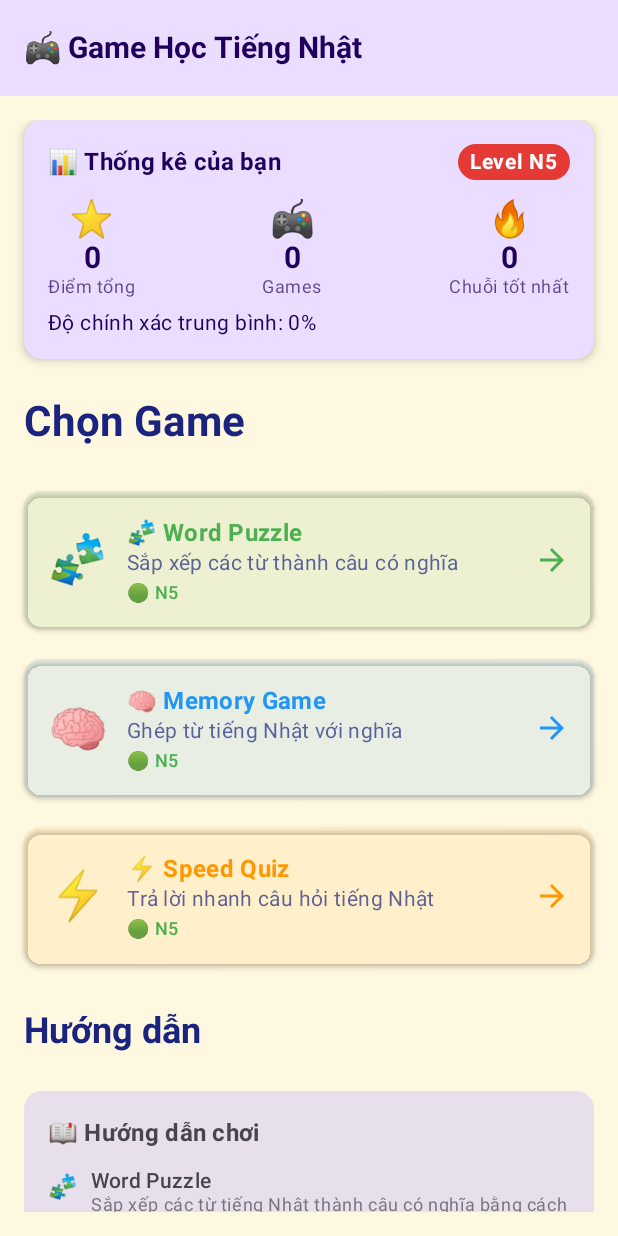
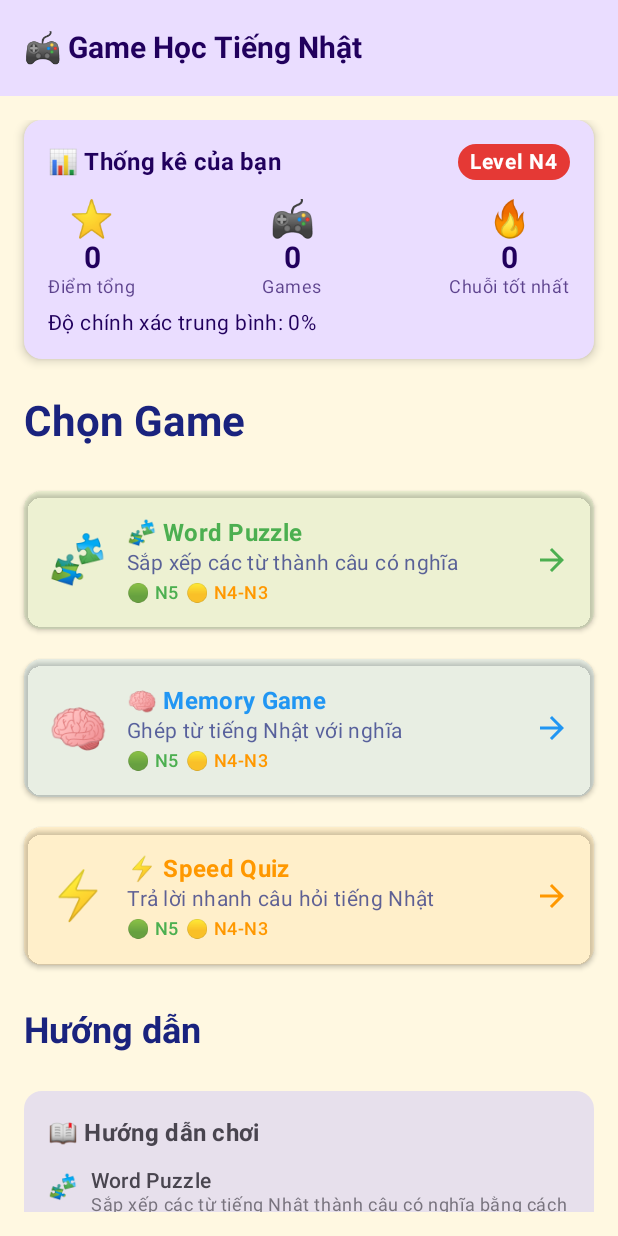
Before and after one commit to LeDat2011/androidApp, an Android app built with Jetpack Compose: the composable GameScreen shown on its own in the app's theme, on a phone screen of 412 x 824 dp. Run offline under Robolectric (Android 15) with nearby library versions, the light colour scheme and no system bars.

Commit message:
Fix Speed Quiz mini game: resolve click issues and navigation problems
- Fixed SpeedQuizComponent click functionality by replacing GlobalScope with LaunchedEffect
- Changed LazyColumn to Column for better click handling
- Improved clickable modifier usage for better touch response
- Fixed user level unlock system to allow Speed Quiz access
- Added Speed Quiz questions with EASY difficulty
- Changed default Speed Quiz difficulty from MEDIUM to EASY
- Updated UserLevelInfo to unlock N4 and N3 levels for better game access

```diff
--- a/app/src/main/java/com/example/composeapp/components/SpeedQuizComponent.kt
+++ b/app/src/main/java/com/example/composeapp/components/SpeedQuizComponent.kt
@@ -1,8 +1,7 @@
 package com.example.composeapp.components
 
+import androidx.compose.foundation.clickable
 import androidx.compose.foundation.layout.*
-import androidx.compose.foundation.lazy.LazyColumn
-import androidx.compose.foundation.lazy.items
 import androidx.compose.foundation.shape.RoundedCornerShape
 import androidx.compose.material3.*
 import androidx.compose.runtime.*
@@ -14,7 +13,6 @@ import androidx.compose.ui.text.style.TextAlign
 import androidx.compose.ui.unit.dp
 import androidx.compose.ui.unit.sp
 import com.example.composeapp.models.GameQuestion
-import kotlinx.coroutines.GlobalScope
 import kotlinx.coroutines.delay
 import kotlinx.coroutines.launch
 
@@ -33,6 +31,14 @@ fun SpeedQuizComponent(
         selectedAnswer = null
         isAnswered = false
         showResult = null
+    }
+
+    // Tự động chuyển câu hỏi sau khi trả lời
+    LaunchedEffect(isAnswered, showResult) {
+        if (isAnswered && showResult != null) {
+            delay(1500)
+            onAnswer(selectedAnswer ?: "")
+        }
     }
 
     Card(
@@ -76,10 +82,10 @@ fun SpeedQuizComponent(
             }
 
             // Các lựa chọn
-            LazyColumn(
+            Column(
                 verticalArrangement = Arrangement.spacedBy(8.dp)
             ) {
-                items(question.options) { option ->
+                question.options.forEach { option ->
                     SpeedQuizOption(
                         option = option,
                         isSelected = selectedAnswer == option,
@@ -92,12 +98,6 @@ fun SpeedQuizComponent(
                                 // Tự động xác nhận sau khi chọn
                                 isAnswered = true
                                 showResult = option == question.correctAnswer
-
-                                // Tự động chuyển câu sau 1.5 giây
-                                GlobalScope.launch {
-                                    delay(1500)
-                                    onAnswer(option)
-                                }
                             }
                         }
                     )
@@ -235,11 +235,17 @@ private fun SpeedQuizOption(
     }
 
     Card(
-        onClick = onClick,
         colors = CardDefaults.cardColors(containerColor = backgroundColor),
         modifier = Modifier
             .fillMaxWidth()
-            .height(60.dp),
+            .height(60.dp)
+            .then(
+                if (!isDisabled) {
+                    Modifier.clickable { onClick() }
+                } else {
+                    Modifier
+                }
+            ),
         shape = RoundedCornerShape(12.dp),
         elevation = CardDefaults.cardElevation(
             defaultElevation = if (isSelected) 8.dp else 2.dp
--- a/app/src/main/java/com/example/composeapp/screens/GameScreen.kt
+++ b/app/src/main/java/com/example/composeapp/screens/GameScreen.kt
@@ -295,7 +295,7 @@ private fun GameTypeSelection(
             color = Color(0xFFFF9800),
             userLevelInfo = userLevelInfo,
             gameType = GameType.SPEED_QUIZ,
-            onStart = { onStartGame(GameType.SPEED_QUIZ, GameDifficulty.MEDIUM) }
+            onStart = { onStartGame(GameType.SPEED_QUIZ, GameDifficulty.EASY) }
         )
     }
 }
--- a/app/src/main/java/com/example/composeapp/viewmodels/GameViewModel.kt
+++ b/app/src/main/java/com/example/composeapp/viewmodels/GameViewModel.kt
@@ -49,7 +49,13 @@ class GameViewModel : ViewModel() {
     val achievements: StateFlow<List<GameAchievement>> = _achievements.asStateFlow()
 
     // State cho thông tin level của user
-    private val _userLevelInfo = MutableStateFlow(UserLevelInfo(userId = "current_user"))
+    private val _userLevelInfo = MutableStateFlow(
+        UserLevelInfo(
+            userId = "current_user",
+            currentLevel = JLPTLevel.N4,
+            unlockedLevels = setOf(JLPTLevel.N5, JLPTLevel.N4, JLPTLevel.N3)
+        )
+    )
     val userLevelInfo: StateFlow<UserLevelInfo> = _userLevelInfo.asStateFlow()
 
     init {
@@ -151,6 +157,56 @@ class GameViewModel : ViewModel() {
                     japaneseText = "いえ",
                     correctAnswer = "house",
                     options = listOf("house", "car", "tree", "mountain"),
+                    explanation = "いえ có nghĩa là nhà",
+                    points = 15,
+                    timeLimit = 25
+                ),
+
+                // Speed Quiz - Easy
+                GameQuestion(
+                    id = "sq_easy_1",
+                    type = GameType.SPEED_QUIZ,
+                    difficulty = GameDifficulty.EASY,
+                    question = "Chọn nghĩa đúng của từ:",
+                    japaneseText = "こんにちは",
+                    correctAnswer = "Hello",
+                    options = listOf("Hello", "Goodbye", "Thank you", "Sorry"),
+                    explanation = "こんにちは là lời chào tiếng Nhật",
+                    points = 15,
+                    timeLimit = 25
+                ),
+                GameQuestion(
+                    id = "sq_easy_2",
+                    type = GameType.SPEED_QUIZ,
+                    difficulty = GameDifficulty.EASY,
+                    question = "Chọn từ đúng:",
+                    japaneseText = "____ です",
+                    correctAnswer = "わたし",
+                    options = listOf("わたし", "あなた", "かれ", "かのじょ"),
+                    explanation = "わたし có nghĩa là tôi",
+                    points = 15,
+                    timeLimit = 25
+                ),
+                GameQuestion(
+                    id = "sq_easy_3",
+                    type = GameType.SPEED_QUIZ,
+                    difficulty = GameDifficulty.EASY,
+                    question = "Chọn nghĩa đúng:",
+                    japaneseText = "ありがとう",
+                    correctAnswer = "Thank you",
+                    options = listOf("Thank you", "Please", "Sorry", "Excuse me"),
+                    explanation = "ありがとう có nghĩa là cảm ơn",
+                    points = 15,
+                    timeLimit = 25
+                ),
+                GameQuestion(
+                    id = "sq_easy_4",
+                    type = GameType.SPEED_QUIZ,
+                    difficulty = GameDifficulty.EASY,
+                    question = "Chọn từ đúng:",
+                    japaneseText = "いえ",
+                    correctAnswer = "house",
+                    options = listOf("house", "car", "tree", "water"),
                     explanation = "いえ có nghĩa là nhà",
                     points = 15,
                     timeLimit = 25
```
Also changed, not shown: 1 other file.
